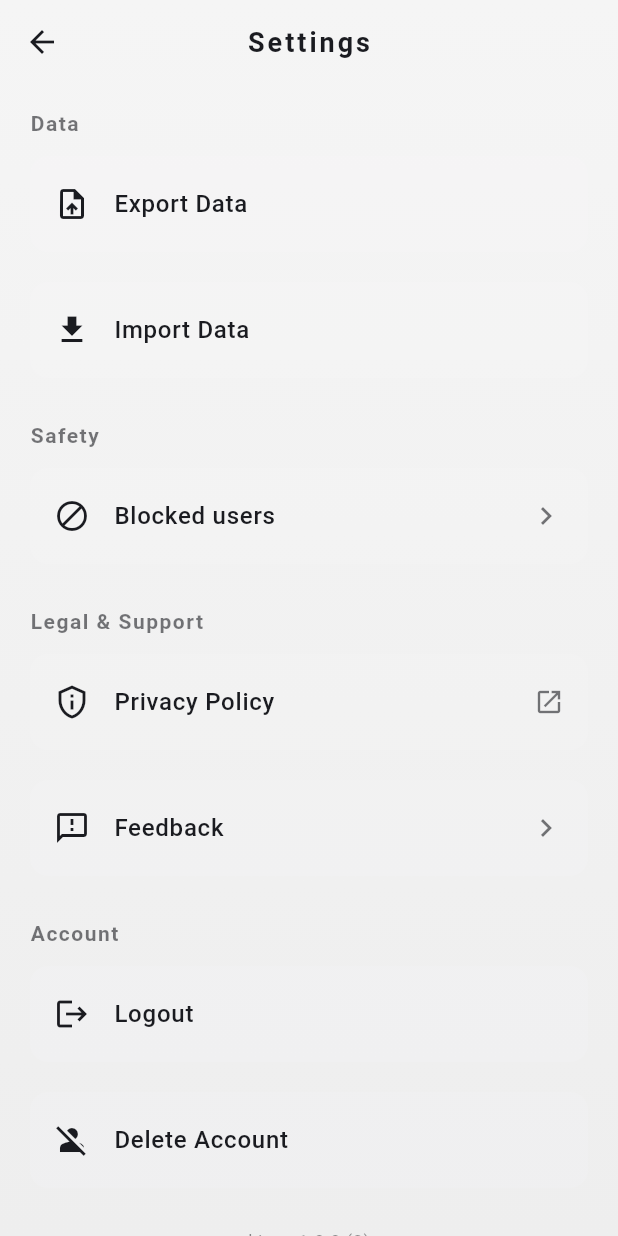
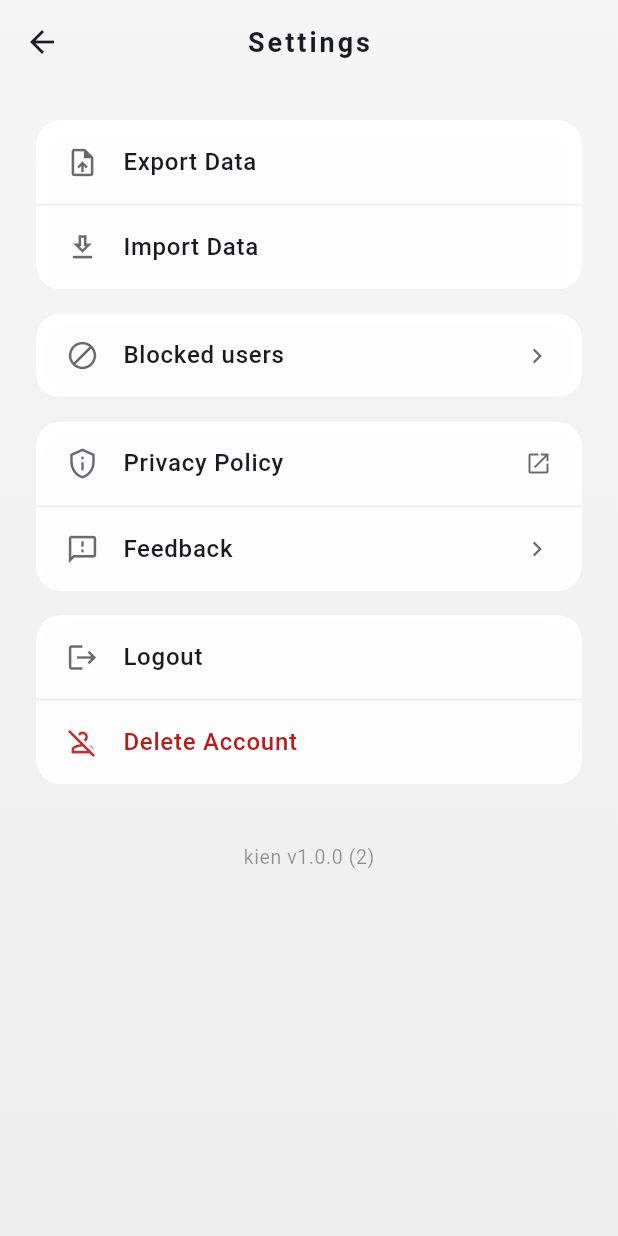
Before and after one commit to kenzo8/Kiseki, a Flutter app: the SettingsPage screen opened directly, on a phone screen of 412 x 824 dp. Run offline on Flutter 3.47's test engine with Material 3 defaults, Android fonts, the phone set to English and light mode, and no system bars; our stand-ins replace cloud_firestore, file_picker, firebase_auth, firebase_core, google_sign_in, package_info_plus and 2 more; missing offline and left inert: excel; accounts and stored records are empty.

Commit message:
Refactor settings page layout and improve UI components
- Updated padding and layout calculations in the settings page for better responsiveness based on screen width.
- Introduced a new `settingsTile` widget to streamline the creation of settings options, enhancing code readability and maintainability.
- Improved visual consistency by adjusting colors and styles for various UI elements, including dividers and text styles.

```diff
--- a/lib/pages/settings_page.dart
+++ b/lib/pages/settings_page.dart
@@ -478,232 +478,236 @@ class _SettingsPageState extends State<SettingsPage> {
         ),
         body: SafeArea(
           child: ListView(
-            padding: const EdgeInsets.all(16.0),
+            padding: EdgeInsets.symmetric(
+              horizontal: MediaQuery.of(context).size.width > 400 ? 24 : 20,
+              vertical: 24,
+            ),
             children: [
               Builder(
                 builder: (context) {
-                  final tileStyle = TextStyle(
-                    color: theme.colorScheme.onSurface,
-                    fontSize: 16,
+                  final onSurface = theme.colorScheme.onSurface;
+                  final onSurfaceMuted = onSurface.withOpacity(0.65);
+                  final surfaceColor = isDark
+                      ? theme.colorScheme.surface.withOpacity(0.25)
+                      : Colors.white.withOpacity(0.92);
+                  final cardDecoration = BoxDecoration(
+                    color: surfaceColor,
+                    borderRadius: BorderRadius.circular(16),
+                    boxShadow: isDark ? null : [
+                      BoxShadow(
+                        color: Colors.black.withOpacity(0.04),
+                        blurRadius: 12,
+                        offset: const Offset(0, 2),
+                      ),
+                    ],
+                  );
+
+                  Widget settingsTile({
+                    required IconData icon,
+                    required String title,
+                    VoidCallback? onTap,
+                    Widget? leading,
+                    Widget? trailing,
+                    bool showDivider = true,
+                    Color? titleColor,
+                    Color? iconColor,
+                  }) {
+                    final effectiveLeading = leading ??
+                        Icon(
+                          icon,
+                          size: 22,
+                          color: iconColor ?? onSurfaceMuted,
+                        );
+                    return Column(
+                      mainAxisSize: MainAxisSize.min,
+                      children: [
+                        if (showDivider)
+                          Divider(
+                            height: 1,
+                            thickness: 1,
+                            color: onSurface.withOpacity(0.08),
+                          ),
+                        Material(
+                          color: Colors.transparent,
+                          child: InkWell(
+                            onTap: onTap,
+                            borderRadius: BorderRadius.zero,
+                            child: Padding(
+                              padding: const EdgeInsets.symmetric(
+                                horizontal: 20,
+                                vertical: 16,
+                              ),
+                              child: Row(
+                                children: [
+                                  effectiveLeading,
+                                  const SizedBox(width: 16),
+                                  Expanded(
+                                    child: Text(
+                                      title,
+                                      style: theme.textTheme.bodyLarge?.copyWith(
                                         fontWeight: FontWeight.w500,
+                                        color: titleColor ?? onSurface,
+                                      ),
+                                    ),
+                                  ),
+                                  if (trailing != null) trailing,
+                                ],
+                              ),
+                            ),
+                          ),
+                        ),
+                      ],
                     );
-                  final leadingColor = theme.colorScheme.onSurface;
-                  const tilePadding = EdgeInsets.symmetric(horizontal: 16, vertical: 4);
+                  }
+
                   return Column(
                     crossAxisAlignment: CrossAxisAlignment.stretch,
                     children: [
-                      // Section: Data
-                      Padding(
-                        padding: const EdgeInsets.only(left: 4, bottom: 8),
-                        child: Text(
-                          'Data',
-                          style: theme.textTheme.titleSmall?.copyWith(
-                            color: theme.colorScheme.onSurface.withOpacity(0.6),
-                            fontWeight: FontWeight.w600,
-                            letterSpacing: 1,
+                      ClipRRect(
+                        borderRadius: BorderRadius.circular(16),
+                        child: Container(
+                          decoration: cardDecoration,
+                          child: Column(
+                            children: [
+                              settingsTile(
+                                icon: Icons.upload_file_outlined,
+                                title: 'Export Data',
+                                leading: _isExporting
+                                    ? SizedBox(
+                                        width: 22,
+                                        height: 22,
+                                        child: CircularProgressIndicator(
+                                          strokeWidth: 2,
+                                          valueColor: AlwaysStoppedAnimation<Color>(onSurfaceMuted),
+                                        ),
+                                      )
+                                    : Icon(Icons.upload_file_outlined, size: 22, color: onSurfaceMuted),
+                                onTap: _isExporting ? null : _handleExport,
+                                showDivider: false,
+                              ),
+                              settingsTile(
+                                icon: Icons.download_outlined,
+                                title: 'Import Data',
+                                leading: _isImporting
+                                    ? SizedBox(
+                                        width: 22,
+                                        height: 22,
+                                        child: CircularProgressIndicator(
+                                          strokeWidth: 2,
+                                          valueColor: AlwaysStoppedAnimation<Color>(onSurfaceMuted),
+                                        ),
+                                      )
+                                    : Icon(Icons.download_outlined, size: 22, color: onSurfaceMuted),
+                                onTap: _isImporting ? null : _handleImport,
+                              ),
+                            ],
                           ),
                         ),
                       ),
-                      // Export
-                      Card(
-                        color: theme.colorScheme.surface.withOpacity(0.1),
-                        elevation: 0,
-                        shape: RoundedRectangleBorder(
-                          borderRadius: BorderRadius.circular(12),
-                        ),
-                        child: ListTile(
-                          contentPadding: tilePadding,
-                          leading: _isExporting
-                              ? SizedBox(
-                                  width: 24,
-                                  height: 24,
-                                  child: CircularProgressIndicator(
-                                    strokeWidth: 2,
-                                    valueColor: AlwaysStoppedAnimation<Color>(leadingColor),
-                                  ),
-                                )
-                              : Icon(Icons.upload_file, color: leadingColor, size: 24),
-                          title: Text('Export Data', style: tileStyle),
-                          onTap: _isExporting ? null : _handleExport,
+                      const SizedBox(height: 16),
+                      ClipRRect(
+                        borderRadius: BorderRadius.circular(16),
+                        child: Container(
+                          decoration: cardDecoration,
+                          child: settingsTile(
+                            icon: Icons.block_outlined,
+                            title: 'Blocked users',
+                            trailing: Icon(Icons.chevron_right, color: onSurfaceMuted, size: 20),
+                            onTap: () => Navigator.of(context).push(
+                              MaterialPageRoute(
+                                builder: (context) => const BlockedUsersPage(),
                               ),
                             ),
-                      const SizedBox(height: 12),
-                      // Import
-                      Card(
-                        color: theme.colorScheme.surface.withOpacity(0.1),
-                        elevation: 0,
-                        shape: RoundedRectangleBorder(
-                          borderRadius: BorderRadius.circular(12),
-                        ),
-                        child: ListTile(
-                          contentPadding: tilePadding,
-                          leading: _isImporting
-                              ? SizedBox(
-                                  width: 24,
-                                  height: 24,
-                                  child: CircularProgressIndicator(
-                                    strokeWidth: 2,
-                                    valueColor: AlwaysStoppedAnimation<Color>(leadingColor),
-                                  ),
-                                )
-                              : Icon(Icons.download, color: leadingColor, size: 24),
-                          title: Text('Import Data', style: tileStyle),
-                          onTap: _isImporting ? null : _handleImport,
-                        ),
-                      ),
-                      const SizedBox(height: 24),
-                      // Section: Safety (blocked users for Google Play UGC)
-                      Padding(
-                        padding: const EdgeInsets.only(left: 4, bottom: 8),
-                        child: Text(
-                          'Safety',
-                          style: theme.textTheme.titleSmall?.copyWith(
-                            color: theme.colorScheme.onSurface.withOpacity(0.6),
-                            fontWeight: FontWeight.w600,
-                            letterSpacing: 1,
+                            showDivider: false,
                           ),
                         ),
                       ),
-                      Card(
-                        color: theme.colorScheme.surface.withOpacity(0.1),
-                        elevation: 0,
-                        shape: RoundedRectangleBorder(
-                          borderRadius: BorderRadius.circular(12),
-                        ),
-                        child: ListTile(
-                          contentPadding: tilePadding,
-                          leading: Icon(Icons.block, color: leadingColor, size: 24),
-                          title: Text('Blocked users', style: tileStyle),
-                          trailing: Icon(Icons.chevron_right, color: leadingColor.withOpacity(0.6), size: 24),
-                          onTap: () {
-                            Navigator.of(context).push(
-                              MaterialPageRoute(
-                                builder: (context) => const BlockedUsersPage(),
-                              ),
-                            );
-                          },
-                        ),
-                      ),
-                      const SizedBox(height: 24),
-                      // Section: Legal & Support
-                      Padding(
-                        padding: const EdgeInsets.only(left: 4, bottom: 8),
-                        child: Text(
-                          'Legal & Support',
-                          style: theme.textTheme.titleSmall?.copyWith(
-                            color: theme.colorScheme.onSurface.withOpacity(0.6),
-                            fontWeight: FontWeight.w600,
-                            letterSpacing: 1,
-                          ),
-                        ),
-                      ),
-                      // Privacy Policy
-                      Card(
-                        color: theme.colorScheme.surface.withOpacity(0.1),
-                        elevation: 0,
-                        shape: RoundedRectangleBorder(
-                          borderRadius: BorderRadius.circular(12),
-                        ),
-                        child: ListTile(
-                          contentPadding: tilePadding,
-                          leading: Icon(Icons.privacy_tip_outlined, color: leadingColor, size: 24),
-                          title: Text('Privacy Policy', style: tileStyle),
-                          trailing: Icon(Icons.open_in_new, color: leadingColor.withOpacity(0.6), size: 20),
+                      const SizedBox(height: 16),
+                      ClipRRect(
+                        borderRadius: BorderRadius.circular(16),
+                        child: Container(
+                          decoration: cardDecoration,
+                          child: Column(
+                            children: [
+                              settingsTile(
+                                icon: Icons.privacy_tip_outlined,
+                                title: 'Privacy Policy',
+                                trailing: Icon(Icons.open_in_new, color: onSurfaceMuted, size: 18),
                                 onTap: () async {
                                   final uri = Uri.parse('https://kenzo8.github.io/kien-privacy/');
                                   if (await canLaunchUrl(uri)) {
                                     await launchUrl(uri, mode: LaunchMode.externalApplication);
                                   }
                                 },
+                                showDivider: false,
                               ),
-                      ),
-                      const SizedBox(height: 12),
-                      // Feedback
-                      Card(
-                        color: theme.colorScheme.surface.withOpacity(0.1),
-                        elevation: 0,
-                        shape: RoundedRectangleBorder(
-                          borderRadius: BorderRadius.circular(12),
-                        ),
-                        child: ListTile(
-                          contentPadding: tilePadding,
-                          leading: Icon(Icons.feedback_outlined, color: leadingColor, size: 24),
-                          title: Text('Feedback', style: tileStyle),
-                          trailing: Icon(Icons.chevron_right, color: leadingColor.withOpacity(0.6), size: 24),
-                          onTap: () {
-                            Navigator.of(context).push(
+                              settingsTile(
+                                icon: Icons.feedback_outlined,
+                                title: 'Feedback',
+                                trailing: Icon(Icons.chevron_right, color: onSurfaceMuted, size: 20),
+                                onTap: () => Navigator.of(context).push(
                                   MaterialPageRoute(
                                     builder: (context) => const FeedbackPage(),
                                   ),
-                            );
-                          },
                                 ),
                               ),
-                      const SizedBox(height: 24),
-                      // Section: Account
-                      Padding(
-                        padding: const EdgeInsets.only(left: 4, bottom: 8),
-                        child: Text(
-                          'Account',
-                          style: theme.textTheme.titleSmall?.copyWith(
-                            color: theme.colorScheme.onSurface.withOpacity(0.6),
-                            fontWeight: FontWeight.w600,
-                            letterSpacing: 1,
+                            ],
                           ),
                         ),
                       ),
-                      // Logout
-                      Card(
-                        color: theme.colorScheme.surface.withOpacity(0.1),
-                        elevation: 0,
-                        shape: RoundedRectangleBorder(
-                          borderRadius: BorderRadius.circular(12),
+                      const SizedBox(height: 16),
+                      ClipRRect(
+                        borderRadius: BorderRadius.circular(16),
+                        child: Container(
+                          decoration: cardDecoration,
+                          child: Column(
+                            children: [
+                              settingsTile(
+                                icon: Icons.logout,
+                                title: 'Logout',
+                                onTap: () => _handleLogout(context),
+                                showDivider: false,
                               ),
-                        child: ListTile(
-                          contentPadding: tilePadding,
-                          leading: Icon(Icons.logout, color: leadingColor, size: 24),
-                          title: Text('Logout', style: tileStyle),
-                          onTap: () => _handleLogout(context),
+                              settingsTile(
+                                icon: Icons.person_off_outlined,
+                                title: 'Delete Account',
+                                leading: _isDeletingAccount
+                                    ? SizedBox(
+                                        width: 22,
+                                        height: 22,
+                                        child: CircularProgressIndicator(
+                                          strokeWidth: 2,
+                                          valueColor: AlwaysStoppedAnimation<Color>(
+                                            theme.colorScheme.error,
                                           ),
                                         ),
-                      const SizedBox(height: 12),
-                      // Delete Account
-                      Card(
-                        color: theme.colorScheme.surface.withOpacity(0.1),
-                        elevation: 0,
-                        shape: RoundedRectangleBorder(
-                          borderRadius: BorderRadius.circular(12),
+                                      )
+                                    : Icon(
+                                        Icons.person_off_outlined,
+                                        size: 22,
+                                        color: theme.colorScheme.error.withOpacity(0.9),
                                       ),
-                        child: ListTile(
-                          contentPadding: tilePadding,
-                          leading: _isDeletingAccount
-                              ? SizedBox(
-                                  width: 24,
-                                  height: 24,
-                                  child: CircularProgressIndicator(
-                                    strokeWidth: 2,
-                                    valueColor: AlwaysStoppedAnimation<Color>(leadingColor),
-                                  ),
-                                )
-                              : Icon(Icons.person_off, color: leadingColor, size: 24),
-                          title: Text('Delete Account', style: tileStyle),
+                                titleColor: theme.colorScheme.error,
                                 onTap: _isDeletingAccount ? null : () => _handleDeleteAccount(context),
                               ),
+                            ],
                           ),
-                      const SizedBox(height: 24),
-                      // About / App version
+                        ),
+                      ),
+
+                      const SizedBox(height: 40),
                       Center(
                         child: Text(
                           _packageInfo != null
                               ? '${_packageInfo!.appName} v${_packageInfo!.version} (${_packageInfo!.buildNumber})'
                               : 'Loading…',
                           style: theme.textTheme.bodySmall?.copyWith(
-                            color: theme.colorScheme.onSurface.withOpacity(0.5),
-                            fontSize: 12,
+                            color: onSurface.withOpacity(0.45),
+                            fontSize: 13,
                           ),
                         ),
                       ),
-                      const SizedBox(height: 16),
+                      const SizedBox(height: 8),
                     ],
                   );
                 },
```
Lines whose indentation alone changed are shown as unchanged.
